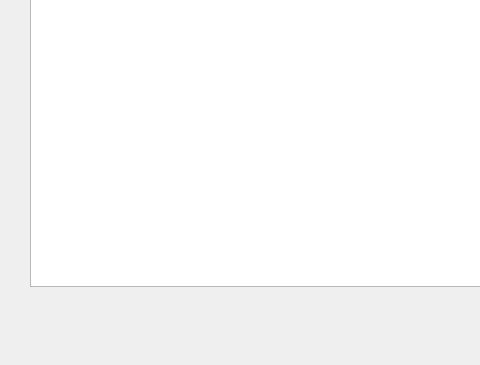
Before: the Qt Designer form Project/Database_shcedule/schedule_shower.ui in paknikolay/DBProject, drawn with Qt 5; both pictures show x 0 to 480 and y 235 to 600 of the 800 by 600 pixel window.
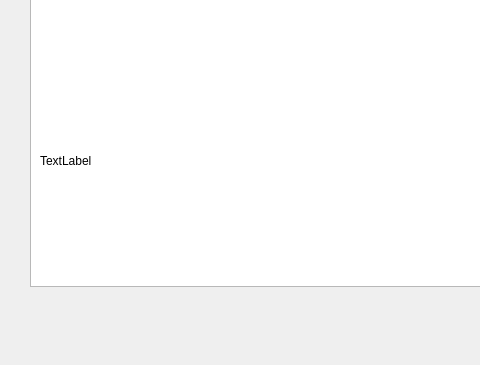
After: the same form once the commit is applied.

What changed in the file:
```diff
--- a/Project/Database_shcedule/schedule_shower.ui
+++ b/Project/Database_shcedule/schedule_shower.ui
@@ -96,6 +96,19 @@
      <string>Результат запроса</string>
     </property>
    </widget>
+   <widget class="QLabel" name="label_2">
+    <property name="geometry">
+     <rect>
+      <x>40</x>
+      <y>270</y>
+      <width>731</width>
+      <height>251</height>
+     </rect>
+    </property>
+    <property name="text">
+     <string>TextLabel</string>
+    </property>
+   </widget>
   </widget>
   <widget class="QMenuBar" name="menubar">
    <property name="geometry">
```
Left out of the diff: 2 changed lines with no effect on the pictures.
